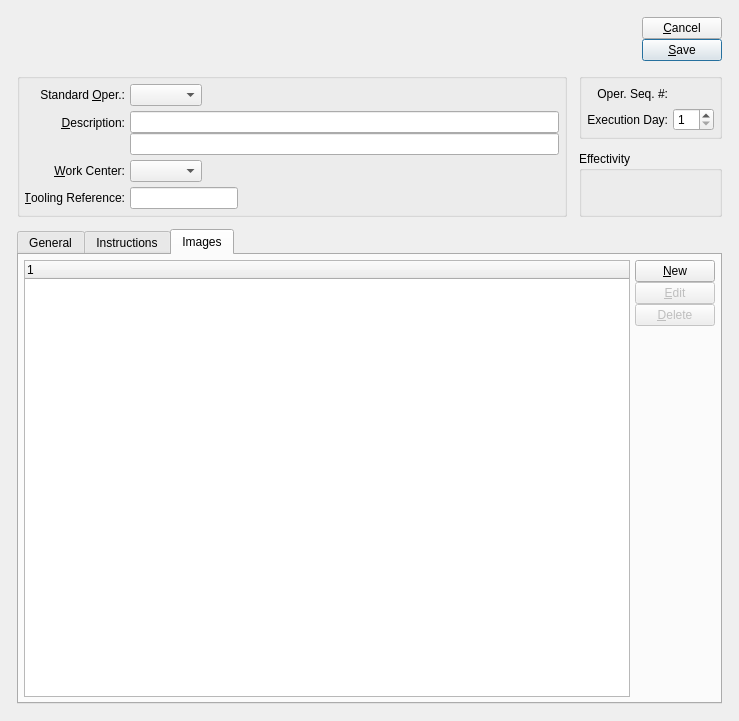
Old version of the form xtuple/trunk/guiclient/booItem.ui in the repository WooodHead/xtuple.
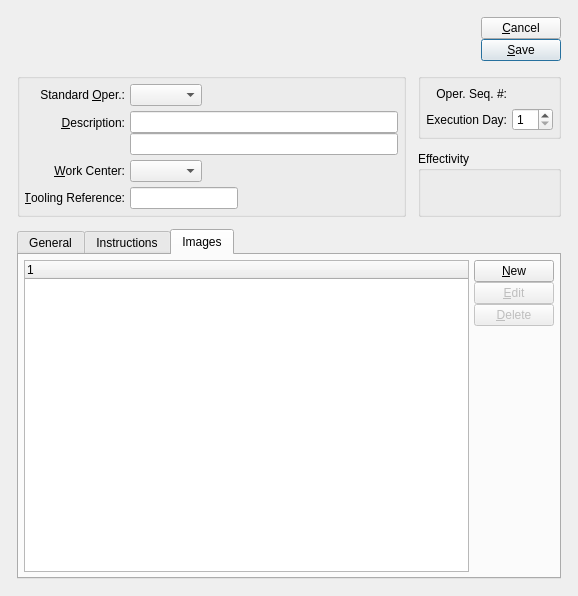
New version of the form. The open tabs and pages were chosen to show the change. Custom widgets are drawn as their Qt base class.

Commit message: issue #7359:  Tab order and Windows related tweaks.

```diff
--- a/xtuple/trunk/guiclient/booItem.ui
+++ b/xtuple/trunk/guiclient/booItem.ui
@@ -8,8 +8,8 @@
    <rect>
     <x>0</x>
     <y>0</y>
-    <width>739</width>
-    <height>721</height>
+    <width>578</width>
+    <height>596</height>
    </rect>
   </property>
   <property name="sizePolicy" >
```
Left out of the diff: 21 changed lines with no effect on the pictures. The commit also changes 1 other file.
